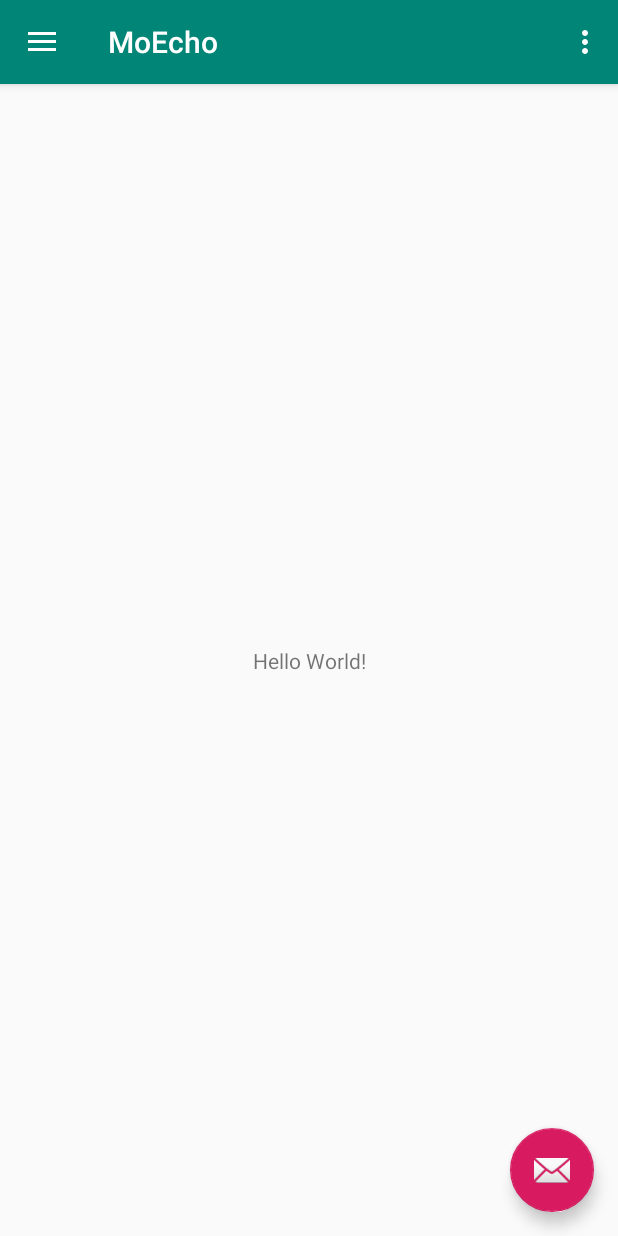
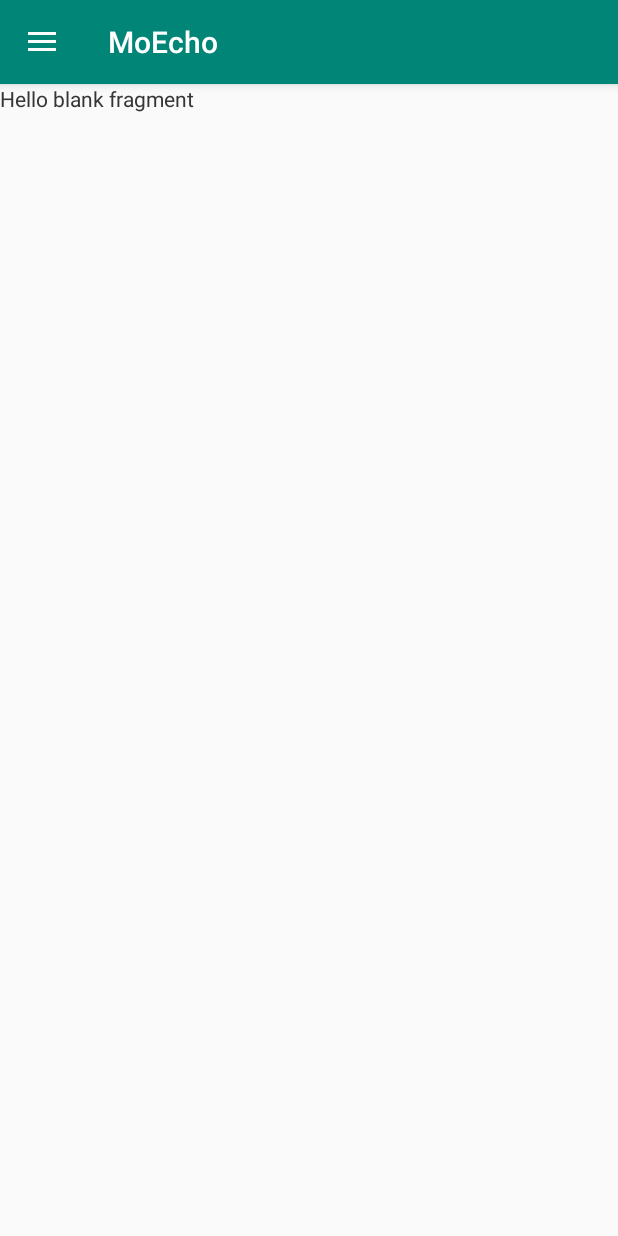
Before and after one commit to Mohit-Patil/MoEcho, an Android app: the screen it shows after launch (MainActivity), on a phone screen of 412 x 824 dp. Run offline under Robolectric (Android 15) with nearby library versions, the phone set to English and light mode, and no system bars.

Commit message:
MainScreenFragment

```diff
--- a/app/build.gradle
+++ b/app/build.gradle
@@ -28,6 +28,7 @@ dependencies {
     implementation 'com.android.support:appcompat-v7:28.0.0'
     implementation 'com.android.support:design:28.0.0'
     implementation 'com.android.support.constraint:constraint-layout:1.1.3'
+    implementation 'com.android.support:support-v4:28.0.0'
     testImplementation 'junit:junit:4.12'
     androidTestImplementation 'com.android.support.test:runner:1.0.2'
     androidTestImplementation 'com.android.support.test.espresso:espresso-core:3.0.2'
--- a/app/src/main/AndroidManifest.xml
+++ b/app/src/main/AndroidManifest.xml
@@ -15,12 +15,12 @@
             android:supportsRtl="true"
             android:theme="@style/AppTheme">
         <activity
-                android:name=".MainActivity"
+                android:name=".activities.MainActivity"
                 android:label="@string/app_name"
                 android:theme="@style/AppTheme.NoActionBar">
 
         </activity>
-        <activity android:name=".SplashActivity">
+        <activity android:name=".activities.SplashActivity">
             <intent-filter>
                 <action android:name="android.intent.action.MAIN"/>
 
--- a/app/src/main/java/com/example/mohit/moecho/MainActivity.kt
+++ /dev/null
@@ -1,85 +0,0 @@
-package com.example.mohit.moecho
-
-import android.os.Bundle
-import android.support.design.widget.Snackbar
-import android.support.design.widget.NavigationView
-import android.support.v4.view.GravityCompat
-import android.support.v7.app.ActionBarDrawerToggle
-import android.support.v7.app.AppCompatActivity
-import android.view.Menu
-import android.view.MenuItem
-import kotlinx.android.synthetic.main.activity_main.*
-import kotlinx.android.synthetic.main.app_bar_main.*
-
-class MainActivity : AppCompatActivity(), NavigationView.OnNavigationItemSelectedListener {
-
-    override fun onCreate(savedInstanceState: Bundle?) {
-        super.onCreate(savedInstanceState)
-        setContentView(R.layout.activity_main)
-        setSupportActionBar(toolbar)
-
-        fab.setOnClickListener { view ->
-            Snackbar.make(view, "Replace with your own action", Snackbar.LENGTH_LONG)
-                .setAction("Action", null).show()
-        }
-
-        val toggle = ActionBarDrawerToggle(
-            this, drawer_layout, toolbar, R.string.navigation_drawer_open, R.string.navigation_drawer_close
-        )
-        drawer_layout.addDrawerListener(toggle)
-        toggle.syncState()
-
-        nav_view.setNavigationItemSelectedListener(this)
-    }
-
-    override fun onBackPressed() {
-        if (drawer_layout.isDrawerOpen(GravityCompat.START)) {
-            drawer_layout.closeDrawer(GravityCompat.START)
-        } else {
-            super.onBackPressed()
-        }
-    }
-
-    override fun onCreateOptionsMenu(menu: Menu): Boolean {
-        // Inflate the menu; this adds items to the action bar if it is present.
-        menuInflater.inflate(R.menu.main, menu)
-        return true
-    }
-
-    override fun onOptionsItemSelected(item: MenuItem): Boolean {
-        // Handle action bar item clicks here. The action bar will
-        // automatically handle clicks on the Home/Up button, so long
-        // as you specify a parent activity in AndroidManifest.xml.
-        when (item.itemId) {
-            R.id.action_settings -> return true
-            else -> return super.onOptionsItemSelected(item)
-        }
-    }
-
-    override fun onNavigationItemSelected(item: MenuItem): Boolean {
-        // Handle navigation view item clicks here.
-        when (item.itemId) {
-            R.id.nav_camera -> {
-                // Handle the camera action
-            }
-            R.id.nav_gallery -> {
-
-            }
-            R.id.nav_slideshow -> {
-
-            }
-            R.id.nav_manage -> {
-
-            }
-            R.id.nav_share -> {
-
-            }
-            R.id.nav_send -> {
-
-            }
-        }
-
-        drawer_layout.closeDrawer(GravityCompat.START)
-        return true
-    }
-}
--- /dev/null
+++ b/app/src/main/java/com/example/mohit/moecho/activities/MainActivity.kt
@@ -0,0 +1,39 @@
+package com.example.mohit.moecho.activities
+
+import android.os.Bundle
+import android.support.v4.widget.DrawerLayout
+import android.support.v7.app.ActionBarDrawerToggle
+import android.support.v7.app.AppCompatActivity
+import android.support.v7.widget.Toolbar
+import com.example.mohit.moecho.R
+import com.example.mohit.moecho.fragments.MainScreenFragment
+
+class MainActivity : AppCompatActivity() {
+
+
+    var drawerLayout: DrawerLayout?= null
+    override fun onCreate(savedInstanceState: Bundle?) {
+        super.onCreate(savedInstanceState)
+        setContentView(R.layout.activity_main)
+        val toolbar = findViewById<Toolbar>(R.id.toolbar)
+        setSupportActionBar(toolbar)
+        drawerLayout = findViewById(R.id.drawer_layout)
+        val toggle = ActionBarDrawerToggle(this@MainActivity,drawerLayout,toolbar,
+            R.string.navigation_drawer_open,
+            R.string.navigation_drawer_close
+        )
+        drawerLayout?.setDrawerListener(toggle)
+        toggle.syncState()
+        val mainScreenFragment = MainScreenFragment()
+        this.supportFragmentManager
+            .beginTransaction()
+            .add(R.id.details_fragment,mainScreenFragment,"MainScreenFragment")
+            .commit()
+
+
+    }
+
+    override fun onStart() {
+        super.onStart()
+    }
+    }
--- a/app/src/main/java/com/example/mohit/moecho/SplashActivity.kt
+++ b/app/src/main/java/com/example/mohit/moecho/activities/SplashActivity.kt
@@ -1,4 +1,4 @@
-package com.example.mohit.moecho
+package com.example.mohit.moecho.activities
 
 import android.Manifest
 import android.content.Context
@@ -9,6 +9,7 @@ import android.os.Bundle
 import android.os.Handler
 import android.support.v4.app.ActivityCompat
 import android.widget.Toast
+import com.example.mohit.moecho.R
 
 class SplashActivity : AppCompatActivity() {
     var permissionsString = arrayOf(Manifest.permission.READ_EXTERNAL_STORAGE,
@@ -67,7 +68,7 @@ class SplashActivity : AppCompatActivity() {
     }
     fun Handlr(context: Context){
         Handler().postDelayed({
-            val startAct = Intent(this@SplashActivity,MainActivity::class.java)
+            val startAct = Intent(this@SplashActivity, MainActivity::class.java)
             startActivity(startAct)
             this.finish()
         },1000)
--- /dev/null
+++ b/app/src/main/java/com/example/mohit/moecho/fragments/MainScreenFragment.kt
@@ -0,0 +1,32 @@
+package com.example.mohit.moecho.fragments
+
+
+import android.os.Bundle
+import android.support.v4.app.Fragment
+import android.view.LayoutInflater
+import android.view.View
+import android.view.ViewGroup
+import com.example.mohit.moecho.R
+
+
+// TODO: Rename parameter arguments, choose names that match
+// the fragment initialization parameters, e.g. ARG_ITEM_NUMBER
+private const val ARG_PARAM1 = "param1"
+private const val ARG_PARAM2 = "param2"
+
+/**
+ * A simple [Fragment] subclass.
+ *
+ */
+class MainScreenFragment : Fragment() {
+
+    override fun onCreateView(
+        inflater: LayoutInflater, container: ViewGroup?,
+        savedInstanceState: Bundle?
+    ): View? {
+        // Inflate the layout for this fragment
+        return inflater.inflate(R.layout.fragment_main_screen, container, false)
+    }
+
+
+}
--- a/app/src/main/res/layout/activity_main.xml
+++ b/app/src/main/res/layout/activity_main.xml
@@ -19,8 +19,32 @@
             android:layout_width="wrap_content"
             android:layout_height="match_parent"
             android:layout_gravity="start"
-            android:fitsSystemWindows="true"
-            app:headerLayout="@layout/nav_header_main"
-            app:menu="@menu/activity_main_drawer"/>
+            android:fitsSystemWindows="true" >
+        <RelativeLayout
+            android:layout_width="match_parent"
+            android:layout_height="match_parent">
+        <RelativeLayout
+            android:layout_width="match_parent"
+            android:layout_height="200dp"
+            android:id="@+id/header">
+            <ImageView
+                android:layout_width="match_parent"
+                android:layout_height="match_parent"
+                android:src="@drawable/bg_gradient"/>
+            <ImageView
+                android:layout_width="100dp"
+                android:layout_height="50dp"
+                android:background="@drawable/echo_logo"
+                android:layout_centerInParent="true"/>
+        </RelativeLayout>
+            <android.support.v7.widget.RecyclerView
+                android:layout_width="match_parent"
+                android:layout_height="match_parent"
+                android:layout_below="@+id/header"
+                android:id="@+id/navigationrecyclerview">
+            </android.support.v7.widget.RecyclerView>
+        </RelativeLayout>
+
+    </android.support.design.widget.NavigationView>
 
 </android.support.v4.widget.DrawerLayout>
--- a/app/src/main/res/layout/app_bar_main.xml
+++ b/app/src/main/res/layout/app_bar_main.xml
@@ -5,12 +5,16 @@
         xmlns:tools="http://schemas.android.com/tools"
         android:layout_width="match_parent"
         android:layout_height="match_parent"
-        tools:context=".MainActivity">
+        tools:context=".activities.MainActivity">
+    <RelativeLayout
+        android:layout_width="match_parent"
+        android:layout_height="match_parent">
 
     <android.support.design.widget.AppBarLayout
             android:layout_height="wrap_content"
             android:layout_width="match_parent"
-            android:theme="@style/AppTheme.AppBarOverlay">
+            android:theme="@style/AppTheme.AppBarOverlay"
+            android:id="@+id/appbarlayout">
 
         <android.support.v7.widget.Toolbar
                 android:id="@+id/toolbar"
@@ -20,15 +24,13 @@
                 app:popupTheme="@style/AppTheme.PopupOverlay"/>
 
     </android.support.design.widget.AppBarLayout>
+        <fragment
+            android:layout_width="match_parent"
+            android:layout_height="match_parent"
+            android:id="@+id/details_fragment"
+            android:layout_below="@+id/appbarlayout"
+            class="com.example.mohit.moecho.fragments.MainScreenFragment"/>
+    </RelativeLayout>
 
-    <include layout="@layout/content_main"/>
-
-    <android.support.design.widget.FloatingActionButton
-            android:id="@+id/fab"
-            android:layout_width="wrap_content"
-            android:layout_height="wrap_content"
-            android:layout_gravity="bottom|end"
-            android:layout_margin="@dimen/fab_margin"
-            app:srcCompat="@android:drawable/ic_dialog_email"/>
 
 </android.support.design.widget.CoordinatorLayout>
--- a/app/src/main/res/layout/content_main.xml
+++ b/app/src/main/res/layout/content_main.xml
@@ -7,7 +7,7 @@
         android:layout_height="match_parent"
         app:layout_behavior="@string/appbar_scrolling_view_behavior"
         tools:showIn="@layout/app_bar_main"
-        tools:context=".MainActivity">
+        tools:context=".activities.MainActivity">
 
     <TextView
             android:layout_width="wrap_content"
--- /dev/null
+++ b/app/src/main/res/layout/fragment_main_screen.xml
@@ -0,0 +1,14 @@
+<?xml version="1.0" encoding="utf-8"?>
+<FrameLayout xmlns:android="http://schemas.android.com/apk/res/android"
+    xmlns:tools="http://schemas.android.com/tools"
+    android:layout_width="match_parent"
+    android:layout_height="match_parent"
+    tools:context=".fragments.MainScreenFragment">
+
+    <!-- TODO: Update blank fragment layout -->
+    <TextView
+        android:layout_width="match_parent"
+        android:layout_height="match_parent"
+        android:text="@string/hello_blank_fragment" />
+
+</FrameLayout>
--- a/app/src/main/res/values/strings.xml
+++ b/app/src/main/res/values/strings.xml
@@ -6,4 +6,7 @@
     <string name="nav_header_subtitle">android.studio@android.com</string>
     <string name="nav_header_desc">Navigation header</string>
     <string name="action_settings">Settings</string>
+
+    <!-- TODO: Remove or change this placeholder text -->
+    <string name="hello_blank_fragment">Hello blank fragment</string>
 </resources>
```
Also changed, not shown: app/src/main/java/com/example/mohit/moecho/fragments/AboutUsFragment.kt (added, +32 -0 lines), app/src/main/java/com/example/mohit/moecho/fragments/FavouriteFragment.kt (added, +32 -0 lines), app/src/main/java/com/example/mohit/moecho/fragments/SettingsFragment.kt (added, +32 -0 lines), app/src/main/java/com/example/mohit/moecho/fragments/SongPlayingFragment.kt (added, +32 -0 lines), app/src/main/res/layout/fragment_about_us.xml (added, +14 -0 lines), app/src/main/res/layout/fragment_favourite.xml (added, +14 -0 lines), app/src/main/res/layout/fragment_settings.xml (added, +14 -0 lines), app/src/main/res/layout/fragment_song_playing.xml (added, +14 -0 lines).
